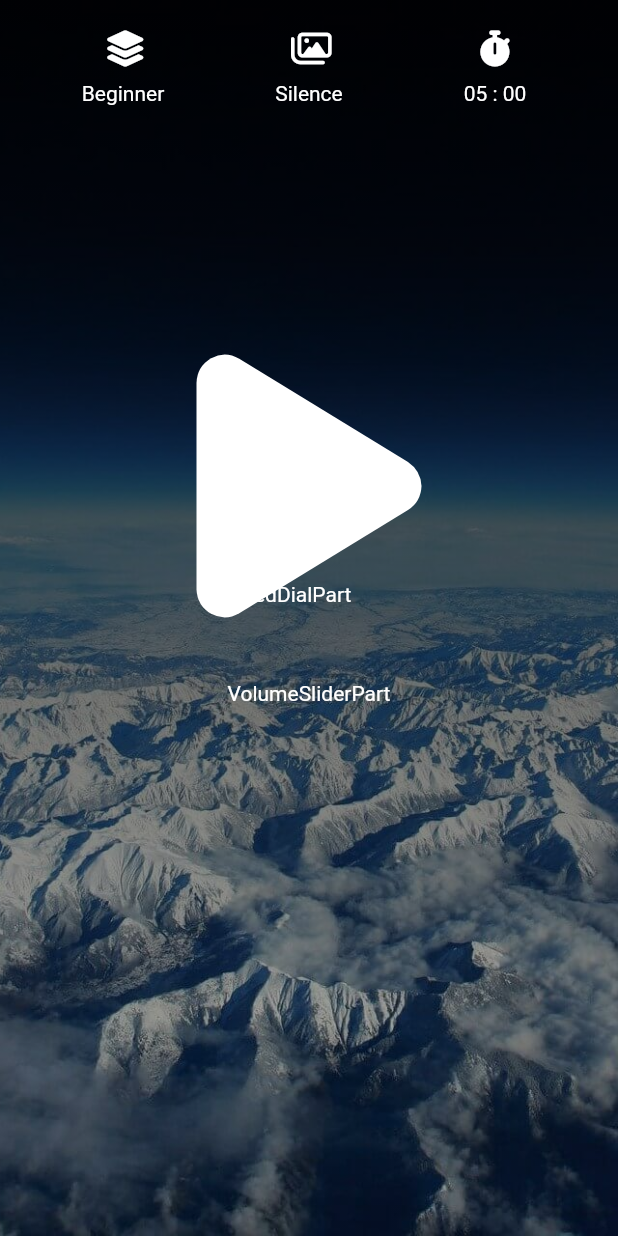
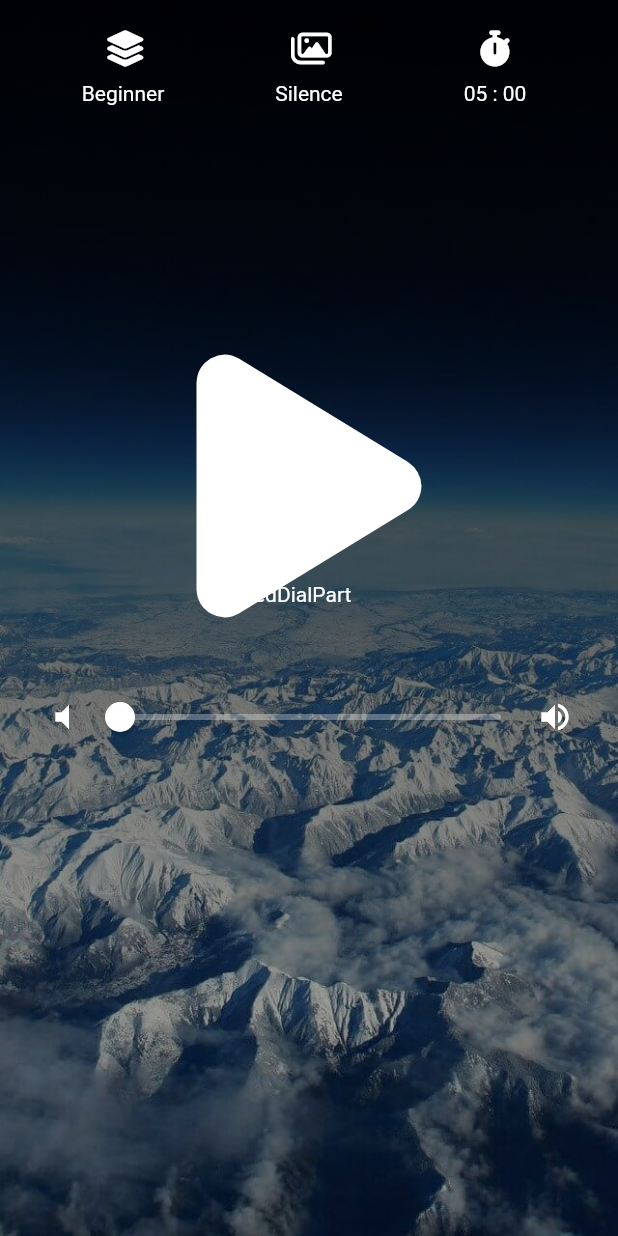
Before and after one commit to hidechy/flutter_minpro_meditation, a Flutter app: the HomeScreen screen opened directly, on a phone screen of 412 x 824 dp. Run offline on Flutter 3.47's test engine with Material 2 defaults, Android fonts, the light colour scheme and no system bars; our stand-ins replace fluttertoast, font_awesome_flutter, intro_slider, shared_preferences; accounts and stored records are empty.

Commit message:
commit 20230518 volume slider part

```diff
--- a/lib/screens/home/components/volume_slider_part.dart
+++ b/lib/screens/home/components/volume_slider_part.dart
@@ -1,15 +1,51 @@
+// ignore_for_file: must_be_immutable, cascade_invocations
+
 import 'package:flutter/material.dart';
+import 'package:provider/provider.dart';
+
+import '../../../viewmodels/main_viewmodel.dart';
 
 class VolumeSliderPart extends StatelessWidget {
-  const VolumeSliderPart({super.key});
+  VolumeSliderPart({super.key});
 
+  late BuildContext _context;
+
+  ///
   @override
   Widget build(BuildContext context) {
-    return const Center(
-      child: Text(
-        'VolumeSliderPart',
-        style: TextStyle(color: Colors.white),
+    _context = context;
+
+    final volume = context.select<MainViewModel, double>(
+      (viewModel) => viewModel.volume,
+    );
+
+    return Padding(
+      padding: const EdgeInsets.symmetric(horizontal: 10),
+      child: Row(
+        children: [
+          const Icon(Icons.volume_mute),
+          Expanded(
+            child: Slider(
+              max: 100,
+              inactiveColor: Colors.white.withOpacity(0.3),
+              activeColor: Colors.white,
+              value: volume,
+              onChanged: (newVolume) {
+                _changeVolume(newVolume: newVolume);
+              },
+              divisions: 100,
+              label: volume.round().toString(),
+            ),
+          ),
+          const Icon(Icons.volume_up),
+        ],
       ),
     );
   }
+
+  ///
+  void _changeVolume({required double newVolume}) {
+    final viewModel = _context.read<MainViewModel>();
+    viewModel.changeVolume(newVolume: newVolume);
+  }
 }
--- a/lib/screens/home/home_screen.dart
+++ b/lib/screens/home/home_screen.dart
@@ -56,7 +56,7 @@ class HomeScreen extends StatelessWidget {
                             const SizedBox(height: 30),
                             PlayButtonPart(),
                             const SizedBox(height: 30),
-                            const VolumeSliderPart(),
+                            VolumeSliderPart(),
                           ],
                         ),
                       ),
--- a/lib/viewmodels/main_viewmodel.dart
+++ b/lib/viewmodels/main_viewmodel.dart
@@ -38,6 +38,9 @@ class MainViewModel extends ChangeNotifier {
 
   ///
   int intervalRemainingSeconds = 0;
+
+  ///
+  double volume = 0;
 
   ///
   Future<void> skipIntro() async {
@@ -87,4 +90,9 @@ class MainViewModel extends ChangeNotifier {
 
   ///
   void pauseMeditation() {}
+
+  ///
+  Future<void> changeVolume({required double newVolume}) async {
+    volume = newVolume;
+  }
 }
```
